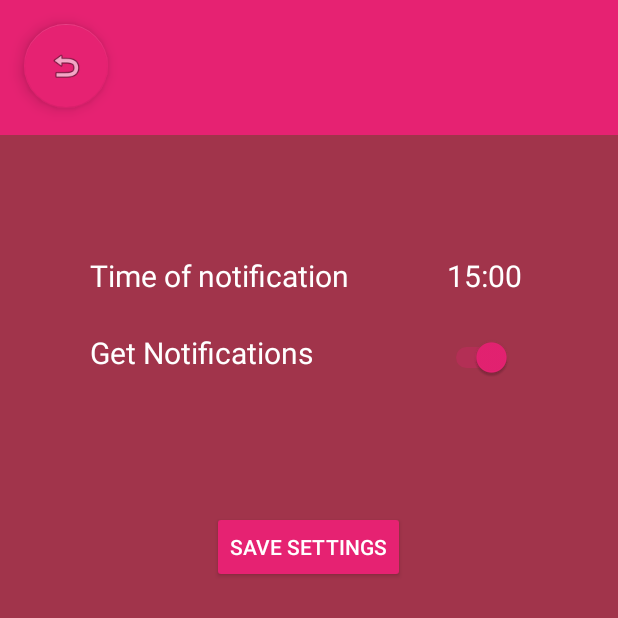
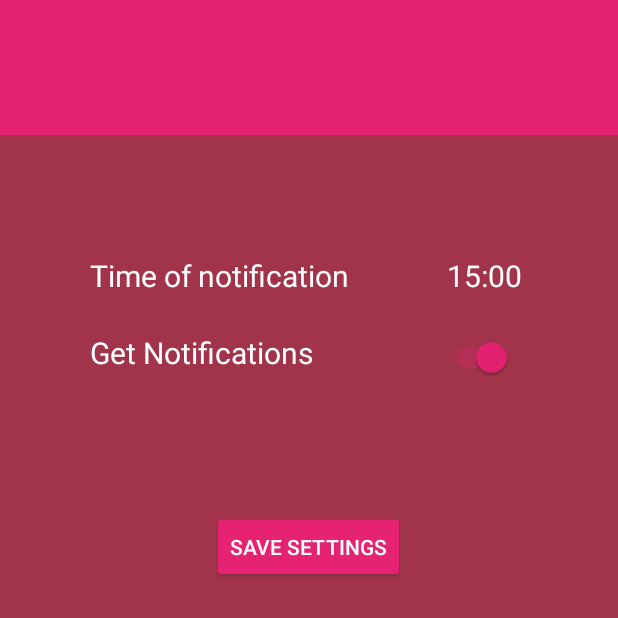
Before and after one commit to movieminer/Spoileralert, an Android app: the SettingActivity screen opened directly, with no data from a screen before it, on a phone screen of 412 x 824 dp, the top half of it. Run offline under Robolectric (Android 15) with nearby library versions, the phone set to English and light mode, and no system bars.

```diff
--- a/app/src/main/java/com/example/spoileralert/MainActivity.java
+++ b/app/src/main/java/com/example/spoileralert/MainActivity.java
@@ -52,7 +52,6 @@ public class MainActivity extends AppCompatActivity {
         } catch (ParseException e) {
             e.printStackTrace();
         }
-
     }
 
 
--- a/app/src/main/java/com/example/spoileralert/SettingActivity.java
+++ b/app/src/main/java/com/example/spoileralert/SettingActivity.java
@@ -38,15 +38,7 @@ public class SettingActivity extends AppCompatActivity {
         this.requestWindowFeature(Window.FEATURE_NO_TITLE);
         setContentView(R.layout.activity_settings);
         view = findViewById(R.id.time_view);
-        FloatingActionButton back_button = findViewById(R.id.back_button);
         context=this;
-
-        back_button.setOnClickListener(new View.OnClickListener() {
-            @Override
-            public void onClick(View v) {
-                openActivityBack();
-            }
-        });
 
         view.setOnClickListener(new View.OnClickListener() {
             @Override
--- a/app/src/main/res/layout/activity_settings.xml
+++ b/app/src/main/res/layout/activity_settings.xml
@@ -15,20 +15,6 @@
         app:layout_constraintEnd_toEndOf="parent"
         app:layout_constraintStart_toStartOf="parent"
         app:layout_constraintTop_toTopOf="parent" />
-
-    <android.support.design.widget.FloatingActionButton
-        android:id="@+id/back_button"
-        android:layout_width="wrap_content"
-        android:layout_height="wrap_content"
-        android:layout_marginStart="8dp"
-        android:layout_marginTop="16dp"
-        android:layout_marginEnd="8dp"
-        android:clickable="true"
-        app:layout_constraintEnd_toEndOf="parent"
-        app:layout_constraintHorizontal_bias="0.023"
-        app:layout_constraintStart_toStartOf="parent"
-        app:layout_constraintTop_toTopOf="@+id/view"
-        app:srcCompat="@android:drawable/ic_menu_revert" />
 
     <TextView
         android:id="@+id/textView8"
```
